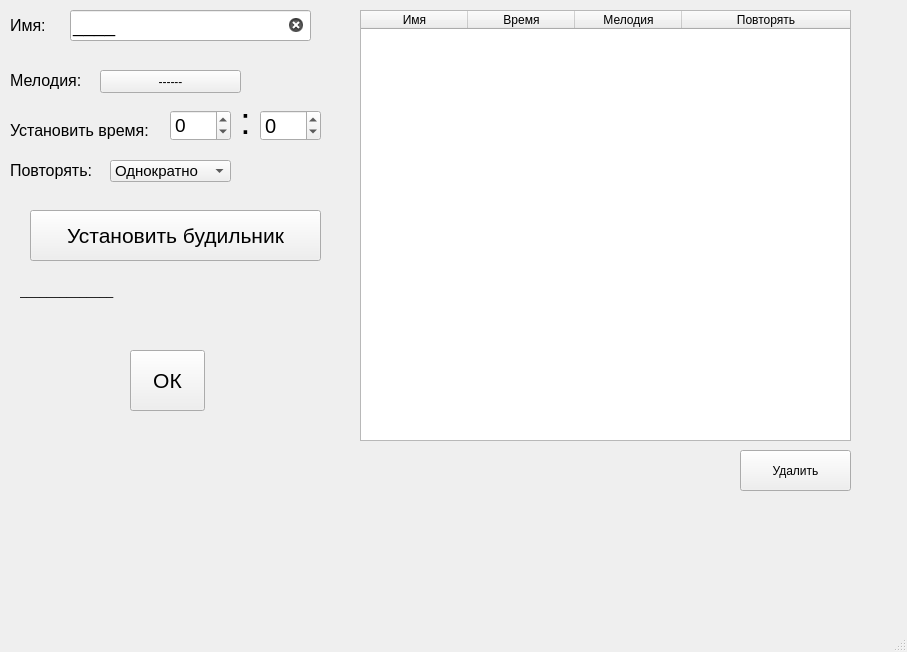
First picture: the form in alarm.ui, repository Medvedeva-J/PROJECT, before the edit.
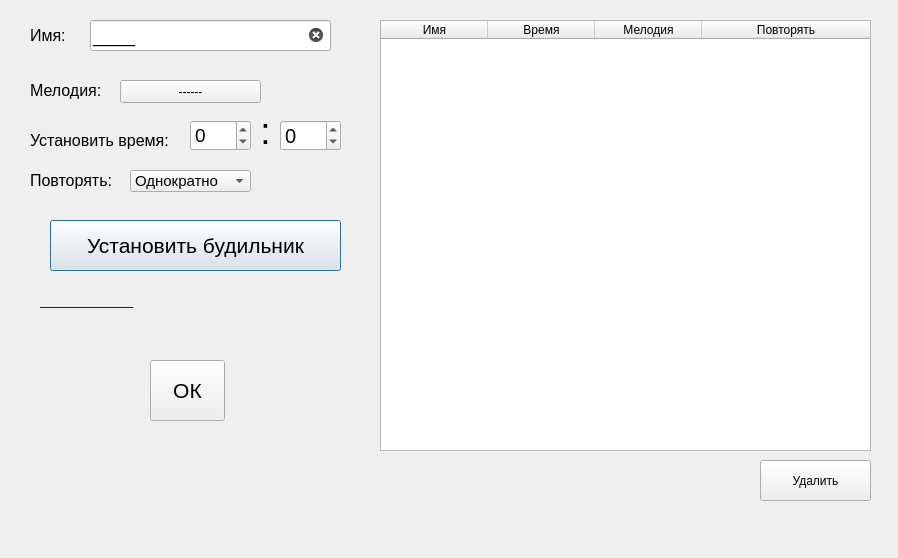
Second picture: the form after the edit.

Patch:
```diff
--- a/alarm.ui
+++ b/alarm.ui
@@ -1,24 +1,142 @@
 <?xml version="1.0" encoding="UTF-8"?>
 <ui version="4.0">
- <class>MainWindow</class>
- <widget class="QMainWindow" name="MainWindow">
+ <class>Dialog</class>
+ <widget class="QDialog" name="Dialog">
   <property name="geometry">
    <rect>
     <x>0</x>
     <y>0</y>
-    <width>907</width>
-    <height>652</height>
+    <width>898</width>
+    <height>558</height>
    </rect>
   </property>
   <property name="windowTitle">
    <string>MainWindow</string>
   </property>
-  <widget class="QWidget" name="centralwidget">
+  <widget class="QPushButton" name="confirm">
+   <property name="geometry">
+    <rect>
+     <x>50</x>
+     <y>220</y>
+     <width>291</width>
+     <height>51</height>
+    </rect>
+   </property>
+   <property name="font">
+    <font>
+     <pointsize>16</pointsize>
+    </font>
+   </property>
+   <property name="text">
+    <string>Установить будильник</string>
+   </property>
+  </widget>
+  <widget class="QPushButton" name="btn_delete">
+   <property name="geometry">
+    <rect>
+     <x>760</x>
+     <y>460</y>
+     <width>111</width>
+     <height>41</height>
+    </rect>
+   </property>
+   <property name="text">
+    <string>Удалить</string>
+   </property>
+  </widget>
+  <widget class="QSpinBox" name="hours">
+   <property name="geometry">
+    <rect>
+     <x>190</x>
+     <y>120</y>
+     <width>61</width>
+     <height>31</height>
+    </rect>
+   </property>
+   <property name="font">
+    <font>
+     <pointsize>14</pointsize>
+    </font>
+   </property>
+   <property name="wrapping">
+    <bool>true</bool>
+   </property>
+   <property name="maximum">
+    <number>23</number>
+   </property>
+  </widget>
+  <widget class="QPushButton" name="ok">
+   <property name="geometry">
+    <rect>
+     <x>150</x>
+     <y>360</y>
+     <width>75</width>
+     <height>61</height>
+    </rect>
+   </property>
+   <property name="font">
+    <font>
+     <pointsize>16</pointsize>
+    </font>
+   </property>
+   <property name="text">
+    <string>ОК</string>
+   </property>
+  </widget>
+  <widget class="QLabel" name="label">
+   <property name="geometry">
+    <rect>
+     <x>30</x>
+     <y>20</y>
+     <width>51</width>
+     <height>31</height>
+    </rect>
+   </property>
+   <property name="font">
+    <font>
+     <pointsize>12</pointsize>
+    </font>
+   </property>
+   <property name="text">
+    <string>Имя:</string>
+   </property>
+  </widget>
+  <widget class="QPushButton" name="choose_ringtone">
+   <property name="geometry">
+    <rect>
+     <x>120</x>
+     <y>80</y>
+     <width>141</width>
+     <height>23</height>
+    </rect>
+   </property>
+   <property name="text">
+    <string>------</string>
+   </property>
+  </widget>
+  <widget class="QLabel" name="label_5">
+   <property name="geometry">
+    <rect>
+     <x>30</x>
+     <y>170</y>
+     <width>91</width>
+     <height>21</height>
+    </rect>
+   </property>
+   <property name="font">
+    <font>
+     <pointsize>12</pointsize>
+    </font>
+   </property>
+   <property name="text">
+    <string>Повторять:</string>
+   </property>
+  </widget>
    <widget class="QLineEdit" name="alarm_name">
     <property name="geometry">
      <rect>
-      <x>70</x>
-      <y>10</y>
+     <x>90</x>
+     <y>20</y>
       <width>241</width>
       <height>31</height>
      </rect>
@@ -35,13 +153,13 @@
      <bool>true</bool>
     </property>
    </widget>
-   <widget class="QLabel" name="label">
+  <widget class="QLabel" name="label_4">
     <property name="geometry">
      <rect>
-      <x>10</x>
-      <y>10</y>
-      <width>51</width>
-      <height>31</height>
+     <x>30</x>
+     <y>130</y>
+     <width>141</width>
+     <height>21</height>
      </rect>
     </property>
     <property name="font">
@@ -50,14 +168,32 @@
      </font>
     </property>
     <property name="text">
-     <string>Имя:</string>
+    <string>Установить время:</string>
+   </property>
+  </widget>
+  <widget class="QLabel" name="label_6">
+   <property name="geometry">
+    <rect>
+     <x>40</x>
+     <y>290</y>
+     <width>261</width>
+     <height>21</height>
+    </rect>
+   </property>
+   <property name="font">
+    <font>
+     <pointsize>9</pointsize>
+    </font>
+   </property>
+   <property name="text">
+    <string>______________</string>
     </property>
    </widget>
    <widget class="QLabel" name="label_2">
     <property name="geometry">
      <rect>
-      <x>10</x>
-      <y>70</y>
+     <x>30</x>
+     <y>80</y>
       <width>71</width>
       <height>21</height>
      </rect>
@@ -71,45 +207,11 @@
      <string>Мелодия:</string>
     </property>
    </widget>
-   <widget class="QPushButton" name="choose_ringtone">
-    <property name="geometry">
-     <rect>
-      <x>100</x>
-      <y>70</y>
-      <width>141</width>
-      <height>23</height>
-     </rect>
-    </property>
-    <property name="text">
-     <string>------</string>
-    </property>
-   </widget>
-   <widget class="QSpinBox" name="hours">
-    <property name="geometry">
-     <rect>
-      <x>170</x>
-      <y>110</y>
-      <width>61</width>
-      <height>31</height>
-     </rect>
-    </property>
-    <property name="font">
-     <font>
-      <pointsize>14</pointsize>
-     </font>
-    </property>
-    <property name="wrapping">
-     <bool>true</bool>
-    </property>
-    <property name="maximum">
-     <number>23</number>
-    </property>
-   </widget>
    <widget class="QSpinBox" name="minutes">
     <property name="geometry">
      <rect>
-      <x>260</x>
-      <y>110</y>
+     <x>280</x>
+     <y>120</y>
       <width>61</width>
       <height>31</height>
      </rect>
@@ -129,8 +231,8 @@
    <widget class="QLabel" name="label_3">
     <property name="geometry">
      <rect>
-      <x>230</x>
-      <y>100</y>
+     <x>250</x>
+     <y>110</y>
       <width>31</width>
       <height>41</height>
      </rect>
@@ -147,113 +249,11 @@
      <set>Qt::AlignCenter</set>
     </property>
    </widget>
-   <widget class="QLabel" name="label_4">
-    <property name="geometry">
-     <rect>
-      <x>10</x>
-      <y>120</y>
-      <width>141</width>
-      <height>21</height>
-     </rect>
-    </property>
-    <property name="font">
-     <font>
-      <pointsize>12</pointsize>
-     </font>
-    </property>
-    <property name="text">
-     <string>Установить время:</string>
-    </property>
-   </widget>
-   <widget class="QComboBox" name="repeat_ask">
-    <property name="geometry">
-     <rect>
-      <x>110</x>
-      <y>160</y>
-      <width>121</width>
-      <height>22</height>
-     </rect>
-    </property>
-    <property name="font">
-     <font>
-      <pointsize>11</pointsize>
-     </font>
-    </property>
-    <item>
-     <property name="text">
-      <string>Однократно</string>
-     </property>
-    </item>
-    <item>
-     <property name="text">
-      <string>Ежедневно</string>
-     </property>
-    </item>
-    <item>
-     <property name="text">
-      <string>По будням</string>
-     </property>
-    </item>
-   </widget>
-   <widget class="QLabel" name="label_5">
-    <property name="geometry">
-     <rect>
-      <x>10</x>
-      <y>160</y>
-      <width>91</width>
-      <height>21</height>
-     </rect>
-    </property>
-    <property name="font">
-     <font>
-      <pointsize>12</pointsize>
-     </font>
-    </property>
-    <property name="text">
-     <string>Повторять:</string>
-    </property>
-   </widget>
-   <widget class="QPushButton" name="confirm">
-    <property name="geometry">
-     <rect>
-      <x>30</x>
-      <y>210</y>
-      <width>291</width>
-      <height>51</height>
-     </rect>
-    </property>
-    <property name="font">
-     <font>
-      <pointsize>16</pointsize>
-     </font>
-    </property>
-    <property name="text">
-     <string>Установить будильник</string>
-    </property>
-   </widget>
-   <widget class="QLabel" name="label_6">
-    <property name="geometry">
-     <rect>
-      <x>20</x>
-      <y>280</y>
-      <width>261</width>
-      <height>21</height>
-     </rect>
-    </property>
-    <property name="font">
-     <font>
-      <pointsize>9</pointsize>
-     </font>
-    </property>
-    <property name="text">
-     <string>______________</string>
-    </property>
-   </widget>
    <widget class="QTableWidget" name="table">
     <property name="geometry">
      <rect>
-      <x>360</x>
-      <y>10</y>
+     <x>380</x>
+     <y>20</y>
       <width>491</width>
       <height>431</height>
      </rect>
@@ -306,49 +306,36 @@
      </property>
     </column>
    </widget>
-   <widget class="QPushButton" name="btn_delete">
-    <property name="geometry">
-     <rect>
-      <x>740</x>
-      <y>450</y>
-      <width>111</width>
-      <height>41</height>
-     </rect>
-    </property>
-    <property name="text">
-     <string>Удалить</string>
-    </property>
-   </widget>
-   <widget class="QPushButton" name="ok">
+  <widget class="QComboBox" name="repeat_ask">
     <property name="geometry">
      <rect>
       <x>130</x>
-      <y>350</y>
-      <width>75</width>
-      <height>61</height>
+     <y>170</y>
+     <width>121</width>
+     <height>22</height>
      </rect>
     </property>
     <property name="font">
      <font>
-      <pointsize>16</pointsize>
-     </font>
-    </property>
+     <pointsize>11</pointsize>
+    </font>
+   </property>
+   <item>
     <property name="text">
-     <string>ОК</string>
+     <string>Однократно</string>
     </property>
-   </widget>
-  </widget>
-  <widget class="QMenuBar" name="menubar">
-   <property name="geometry">
-    <rect>
-     <x>0</x>
-     <y>0</y>
-     <width>907</width>
-     <height>21</height>
-    </rect>
-   </property>
+   </item>
+   <item>
+    <property name="text">
+     <string>Ежедневно</string>
+    </property>
+   </item>
+   <item>
+    <property name="text">
+     <string>По будням</string>
+    </property>
+   </item>
   </widget>
-  <widget class="QStatusBar" name="statusbar"/>
  </widget>
  <resources/>
  <connections/>
```
Left out of the diff: 2 changed lines with no effect on the pictures. Lines whose indentation alone changed are shown as unchanged.
